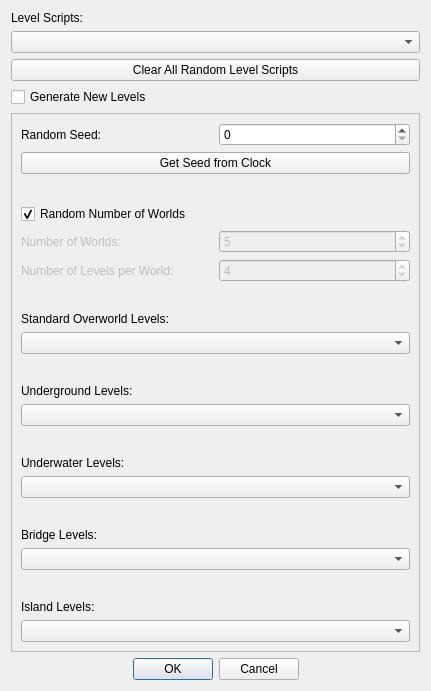
The window that SMB1/SMB1_Compliance_To_SMB1/Configure_Level_Form.ui (Coolcord/Level-Headed) describes before a commit, drawn with Qt 5.
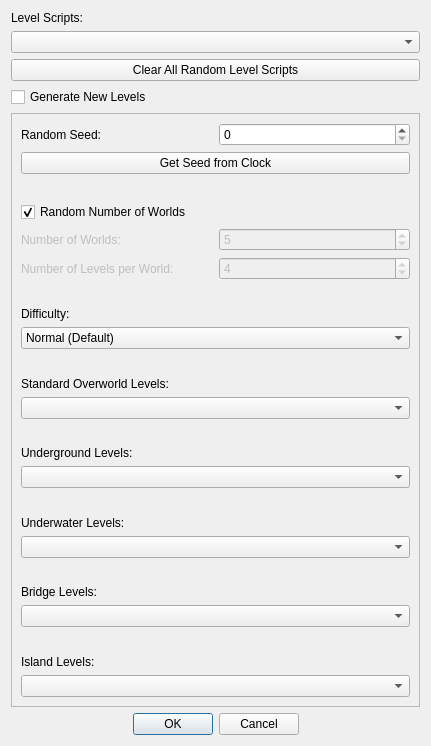
The same window after the commit.

Commit message: Added a new difficulty menu to change Hammer time and cheep cheep spawns

What changed in the file:
```diff
--- a/SMB1/SMB1_Compliance_To_SMB1/Configure_Level_Form.ui
+++ b/SMB1/SMB1_Compliance_To_SMB1/Configure_Level_Form.ui
@@ -7,7 +7,7 @@
     <x>0</x>
     <y>0</y>
     <width>431</width>
-    <height>691</height>
+    <height>746</height>
    </rect>
   </property>
   <property name="windowTitle">
@@ -53,7 +53,7 @@
         <x>0</x>
         <y>0</y>
         <width>407</width>
-        <height>518</height>
+        <height>573</height>
        </rect>
       </property>
       <layout class="QVBoxLayout" name="verticalLayout_2">
@@ -180,6 +180,57 @@
          </item>
         </layout>
        </item>
+       <item>
+        <spacer name="verticalSpacer_7">
+         <property name="orientation">
+          <enum>Qt::Vertical</enum>
+         </property>
+         <property name="sizeHint" stdset="0">
+          <size>
+           <width>20</width>
+           <height>40</height>
+          </size>
+         </property>
+        </spacer>
+       </item>
+       <item>
+        <layout class="QVBoxLayout" name="layoutDifficulty">
+         <item>
+          <widget class="QLabel" name="lblDifficulty">
+           <property name="text">
+            <string>Difficulty:</string>
+           </property>
+          </widget>
+         </item>
+         <item>
+          <widget class="QComboBox" name="comboDifficulty">
+           <property name="currentIndex">
+            <number>2</number>
+           </property>
+           <item>
+            <property name="text">
+             <string>Custom (Advanced)</string>
+            </property>
+           </item>
+           <item>
+            <property name="text">
+             <string>Easy (No Hammer Time)</string>
+            </property>
+           </item>
+           <item>
+            <property name="text">
+             <string>Normal (Default)</string>
+            </property>
+           </item>
+           <item>
+            <property name="text">
+             <string>Hard (Hammer Time Always On)</string>
+            </property>
+           </item>
+          </widget>
+         </item>
+        </layout>
+       </item>
        <item>
         <spacer name="verticalSpacer">
          <property name="orientation">
```
The commit also changes 18 other files.
